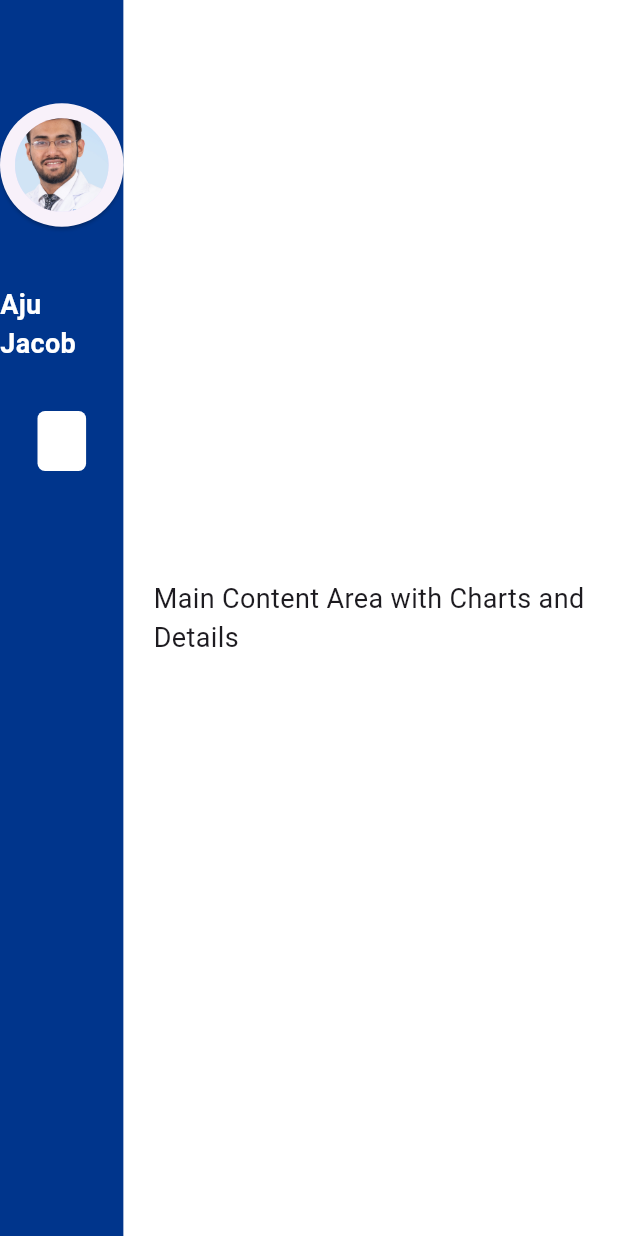
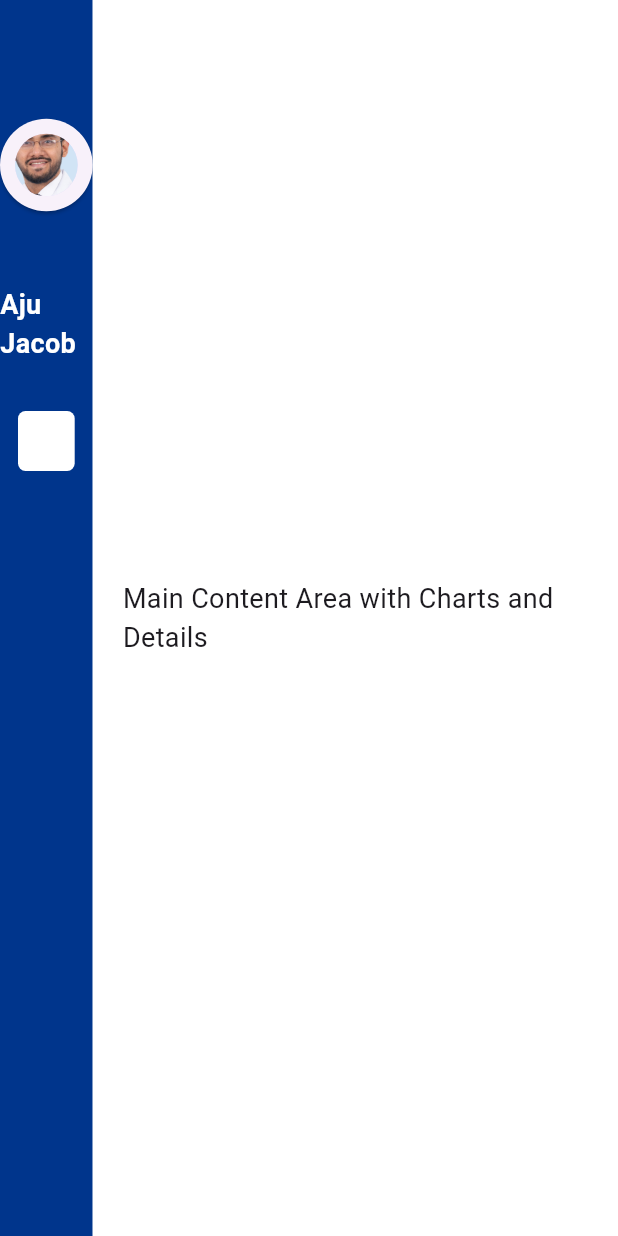
Before and after one commit to ajujacob88/vetqure-task, a Flutter app: the screen it shows after launch, on a phone screen of 412 x 824 dp. Run offline on Flutter 3.47's test engine with Material 3 defaults, Android fonts, the phone set to English and light mode, and no system bars.

Commit message:
doing the side panel - buttons almost implemented

```diff
--- a/lib/views/home_screen.dart
+++ b/lib/views/home_screen.dart
@@ -32,7 +32,7 @@ class _HomePageState extends State<HomePage> {
         children: [
           // Left panel (20% of screen width)
           Container(
-            width: screenWidth * 0.2, // 20% of the screen width
+            width: screenWidth * 0.15, // 20% of the screen width
             color: const Color(0xFF00358C),
             child: Column(
               children: [
@@ -109,7 +109,7 @@ class _HomePageState extends State<HomePage> {
 
                     return Padding(
                       padding: const EdgeInsets.symmetric(
-                          vertical: 8.0, horizontal: 25.0),
+                          vertical: 8.0, horizontal: 12.0),
                       child: ElevatedButton(
                         onPressed: () {
                           setState(() {
```
